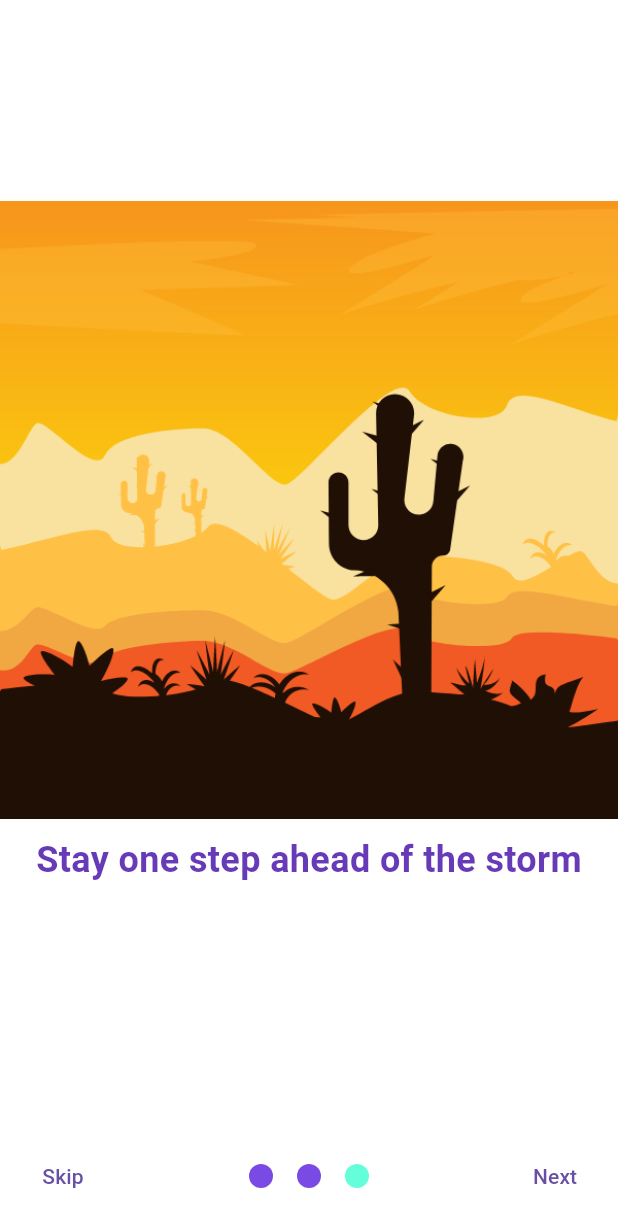
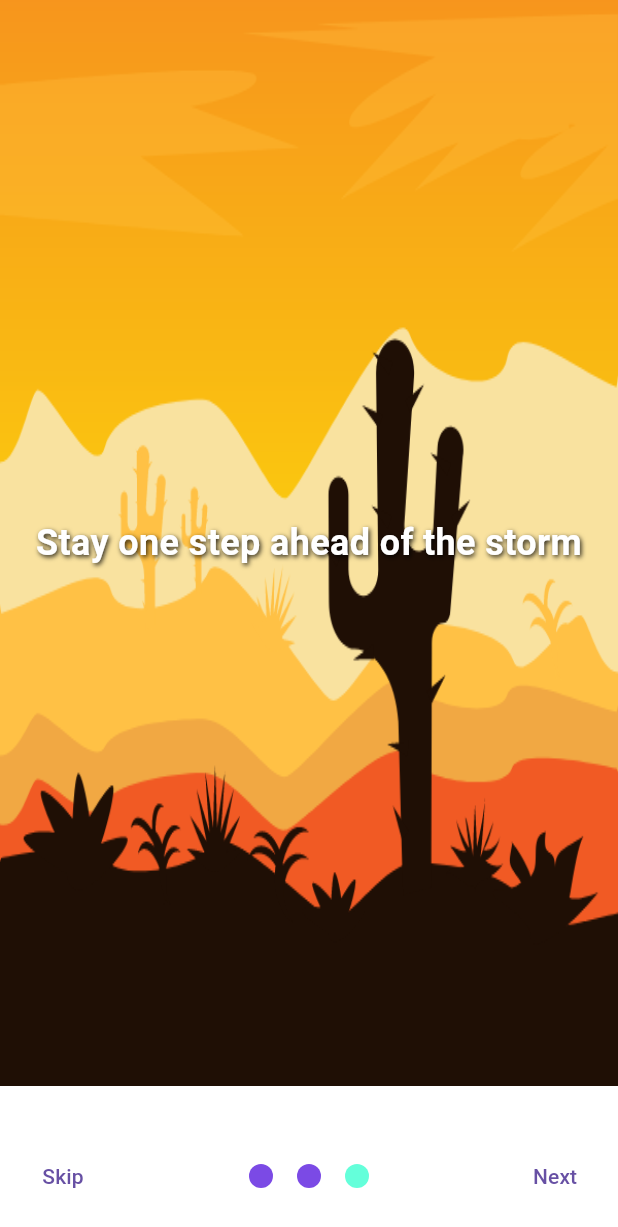
Before and after one commit to sudipeb/Weather_app, a Flutter app: the screen it shows after launch, after a tap on "Skip", on a phone screen of 412 x 824 dp. Shown: the top 1227 px of the screen. Run offline on Flutter 3.47's test engine with Material 3 defaults, Android fonts, the phone set to English and light mode, and no system bars; drawn by our look-alikes of smooth_page_indicator.

Commit message:
pages made consistent

```diff
--- a/lib/presentation/onboarding/rainy_day.dart
+++ b/lib/presentation/onboarding/rainy_day.dart
@@ -7,36 +7,41 @@ class RainyDay extends StatelessWidget {
   @override
   Widget build(context) {
     //returns an container
-    return Container(
-      //Make this widget as tall as possible within the available space.
-      height: double.infinity,
+    return Stack(
+      fit: StackFit.expand,
 
-      //Make this widget as wide as possible within the available space.
-      width: double.infinity,
-
-      //used decoration to use the gradient in background of the container
-      // decoration: BoxDecoration(gradient: ColorConstants.bodyGradient),
-
-      // A Column to arrange children vertically in the center of the screen
-      child: Column(
-        mainAxisAlignment:
-            MainAxisAlignment.center, // Center children vertically
+      // Center children vertically
       children: [
         Image.asset(AssetsConstants.onboardingIcon, fit: BoxFit.fill),
         // Adds vertical spacing between image and text(optional)
         SizedBox(height: 10),
 
         // Displays a heading text with custom styling
-          Text(
+        Align(
+          alignment: Alignment.center,
+          child: Container(
+            width: double.infinity,
+            padding: const EdgeInsets.all(16),
+
+            child: Text(
               'Stay one step ahead of the storm',
+              textAlign: TextAlign.center,
               style: TextStyle(
-              color: Colors.deepPurple, // Text color
-              fontWeight: FontWeight.bold, // Bold font weight
-              fontSize: 24, // Font size
+                color: Colors.white,
+                fontSize: 24,
+                fontWeight: FontWeight.bold,
+                shadows: [
+                  Shadow(
+                    offset: Offset(1, 1),
+                    blurRadius: 4,
+                    color: Colors.black87,
+                  ),
+                ],
+              ),
+            ),
           ),
         ),
       ],
-      ),
     );
   }
 }
--- a/lib/presentation/onboarding/snowy_day.dart
+++ b/lib/presentation/onboarding/snowy_day.dart
@@ -7,20 +7,9 @@ class SnowyDay extends StatelessWidget {
   @override
   Widget build(context) {
     //return an container
-    return Container(
-      //Make this widget as tall as possible within the available space.
-      height: double.infinity,
-
-      //Make this widget as wide as possible within the available space.
-      width: double.infinity,
-
-      //used decoration to use the gradient in background of the container
-      // decoration: BoxDecoration(gradient: ColorConstants.bodyGradient),
-
-      // A Column to arrange children vertically in the center of the screen
-      child: Column(
-        mainAxisAlignment:
-            MainAxisAlignment.center, // Center children vertically
+    return Stack(
+      fit: StackFit.expand,
+      // Center children vertically
       children: [
         Image.asset(AssetsConstants.homeSvg, fit: BoxFit.fill),
 
@@ -28,16 +17,31 @@ class SnowyDay extends StatelessWidget {
         SizedBox(height: 10),
 
         // Displays a heading text with custom styling
-          Text(
+        Align(
+          alignment: Alignment.center,
+          child: Container(
+            width: double.infinity,
+            padding: const EdgeInsets.all(16),
+
+            child: Text(
               'Stay one step ahead of the storm',
+              textAlign: TextAlign.center,
               style: TextStyle(
-              color: Colors.deepPurple, // Text color
-              fontWeight: FontWeight.bold, // Bold font weight
-              fontSize: 24, // Font size
+                color: Colors.white,
+                fontSize: 24,
+                fontWeight: FontWeight.bold,
+                shadows: [
+                  Shadow(
+                    offset: Offset(1, 1),
+                    blurRadius: 4,
+                    color: Colors.black87,
+                  ),
+                ],
+              ),
+            ),
           ),
         ),
       ],
-      ),
     );
   }
 }
--- a/lib/presentation/onboarding/sunny_day.dart
+++ b/lib/presentation/onboarding/sunny_day.dart
@@ -21,14 +21,7 @@ class SunnyDay extends StatelessWidget {
           child: Container(
             width: double.infinity,
             padding: const EdgeInsets.all(16),
-            // Optional: gradient background for better readability
-            decoration: BoxDecoration(
-              gradient: LinearGradient(
-                colors: [Colors.transparent, Colors.black54],
-                begin: Alignment.topCenter,
-                end: Alignment.bottomCenter,
-              ),
-            ),
+
             child: Text(
               'Stay one step ahead of the storm',
               textAlign: TextAlign.center,
@@ -36,13 +29,13 @@ class SunnyDay extends StatelessWidget {
                 color: Colors.white,
                 fontSize: 24,
                 fontWeight: FontWeight.bold,
-                // shadows: [
-                //   Shadow(
-                //     offset: Offset(1, 1),
-                //     blurRadius: 4,
-                //     color: Colors.black87,
-                //   ),
-                // ],
+                shadows: [
+                  Shadow(
+                    offset: Offset(1, 1),
+                    blurRadius: 4,
+                    color: Colors.black87,
+                  ),
+                ],
               ),
             ),
           ),
```
Lines whose indentation alone changed are shown as unchanged.
